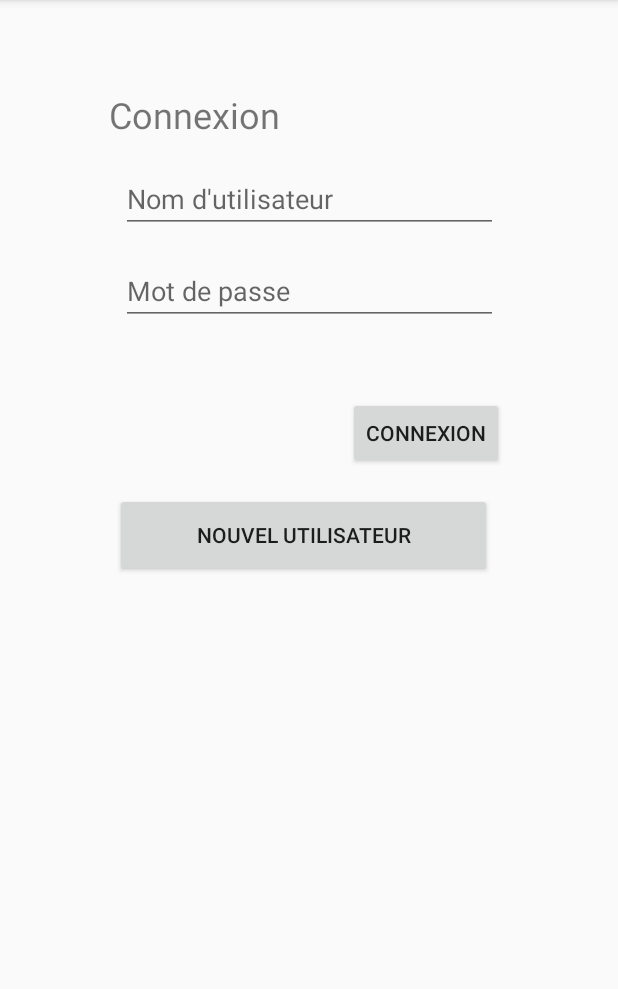
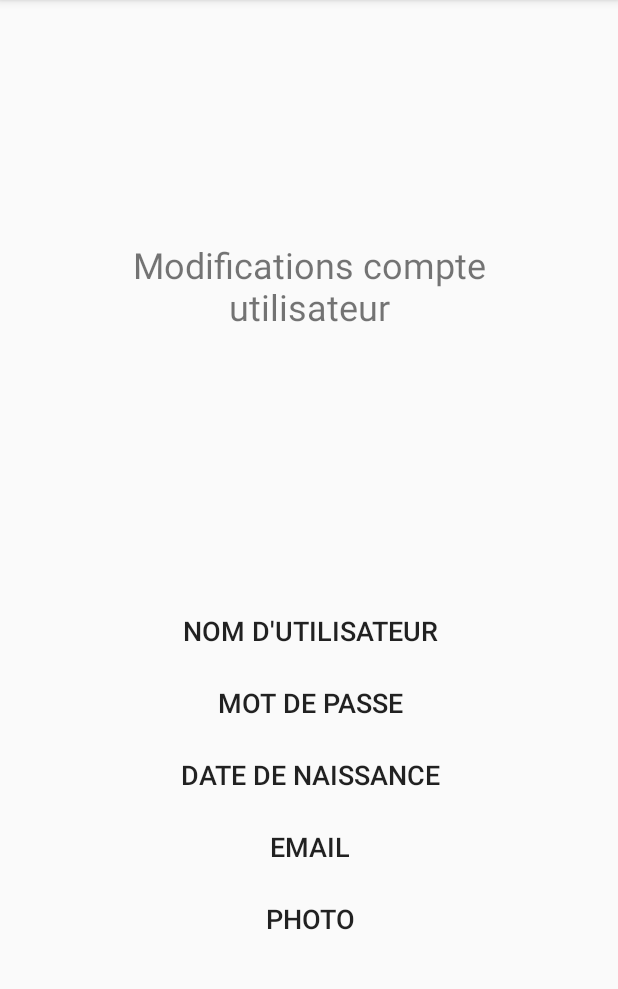
Before and after one commit to TheRealPaco/Festiv-Aman, an Android app: the HomeActivity screen opened directly, with no data from a screen before it, after a tap on "COMPTE UTILISATEUR", on a phone screen of 412 x 824 dp, the part 84-1073 px from its top. Run offline under Robolectric (Android 15) with nearby library versions, the phone set to English and light mode, and no system bars.

Commit message:
Transfert AccountInfoActivity
Transfert AccountInfoActivity in cleaned project

```diff
--- a/app/src/main/AndroidManifest.xml
+++ b/app/src/main/AndroidManifest.xml
@@ -17,7 +17,8 @@
             </intent-filter>
         </activity>
         <activity android:name=".HomeActivity" />
-        <activity android:name=".NewUserActivity"></activity>
+        <activity android:name=".NewUserActivity" />
+        <activity android:name=".AccountInfoActivity"></activity>
     </application>
 
 </manifest>
--- /dev/null
+++ b/app/src/main/java/com/s5/festivaman/AccountInfoActivity.java
@@ -0,0 +1,13 @@
+package com.s5.festivaman;
+
+import android.support.v7.app.AppCompatActivity;
+import android.os.Bundle;
+
+public class AccountInfoActivity extends AppCompatActivity {
+
+    @Override
+    protected void onCreate(Bundle savedInstanceState) {
+        super.onCreate(savedInstanceState);
+        setContentView(R.layout.activity_account_info);
+    }
+}
--- a/app/src/main/java/com/s5/festivaman/HomeActivity.java
+++ b/app/src/main/java/com/s5/festivaman/HomeActivity.java
@@ -30,7 +30,7 @@ public class HomeActivity extends AppCompatActivity {
     }
 
     public void UserAccount(View view) {
-        Intent intent = new Intent( this, LoginActivity.class);
+        Intent intent = new Intent( this, AccountInfoActivity.class);
         startActivity(intent);
     }
 }
--- /dev/null
+++ b/app/src/main/res/layout/activity_account_info.xml
@@ -0,0 +1,80 @@
+<?xml version="1.0" encoding="utf-8"?>
+<android.support.constraint.ConstraintLayout xmlns:android="http://schemas.android.com/apk/res/android"
+    xmlns:app="http://schemas.android.com/apk/res-auto"
+    xmlns:tools="http://schemas.android.com/tools"
+    android:layout_width="match_parent"
+    android:layout_height="match_parent"
+    tools:context=".AccountInfoActivity">
+
+    <TextView
+        android:id="@+id/textView"
+        android:layout_width="256dp"
+        android:layout_height="77dp"
+        android:layout_marginStart="16dp"
+        android:layout_marginTop="16dp"
+        android:layout_marginEnd="16dp"
+        android:layout_marginBottom="16dp"
+        android:text="@string/account_modification"
+        android:textAlignment="center"
+        android:textColorLink="@color/colorPrimary"
+        android:textSize="24sp"
+        app:layout_constraintBottom_toTopOf="@+id/linearLayout"
+        app:layout_constraintEnd_toEndOf="parent"
+        app:layout_constraintStart_toStartOf="parent"
+        app:layout_constraintTop_toTopOf="parent" />
+
+    <LinearLayout
+        android:id="@+id/linearLayout"
+        android:layout_width="255dp"
+        android:layout_height="323dp"
+        android:layout_marginStart="16dp"
+        android:layout_marginEnd="16dp"
+        android:layout_marginBottom="48dp"
+        android:orientation="vertical"
+        app:layout_constraintBottom_toBottomOf="parent"
+        app:layout_constraintEnd_toEndOf="parent"
+        app:layout_constraintHorizontal_bias="0.508"
+        app:layout_constraintStart_toStartOf="parent">
+
+        <Button
+            android:id="@+id/button5"
+            android:layout_width="match_parent"
+            android:layout_height="wrap_content"
+            android:background="@android:color/transparent"
+            android:text="@string/username"
+            android:textSize="18sp" />
+
+        <Button
+            android:id="@+id/button6"
+            android:layout_width="match_parent"
+            android:layout_height="wrap_content"
+            android:background="@android:color/transparent"
+            android:text="@string/password"
+            android:textSize="18sp" />
+
+        <Button
+            android:id="@+id/button7"
+            android:layout_width="match_parent"
+            android:layout_height="wrap_content"
+            android:background="@android:color/transparent"
+            android:text="@string/birthdate"
+            android:textSize="18sp" />
+
+        <Button
+            android:id="@+id/button8"
+            android:layout_width="match_parent"
+            android:layout_height="wrap_content"
+            android:background="@android:color/transparent"
+            android:text="@string/email"
+            android:textSize="18sp" />
+
+        <Button
+            android:id="@+id/button9"
+            android:layout_width="match_parent"
+            android:layout_height="wrap_content"
+            android:background="@android:color/transparent"
+            android:text="@string/picture"
+            android:textSize="18sp" />
+    </LinearLayout>
+
+</android.support.constraint.ConstraintLayout>
--- a/app/src/main/res/values/strings.xml
+++ b/app/src/main/res/values/strings.xml
@@ -11,4 +11,9 @@
     <string name="user_account">Compte utilisateur</string>
     <string name="friend_page">Page d\'amis</string>
     <string name="map">Map</string>
+
+    <string name="account_modification">Modifications compte utilisateur</string>
+    <string name="birthdate">Date de naissance</string>
+    <string name="picture">Photo</string>
+
 </resources>
```
